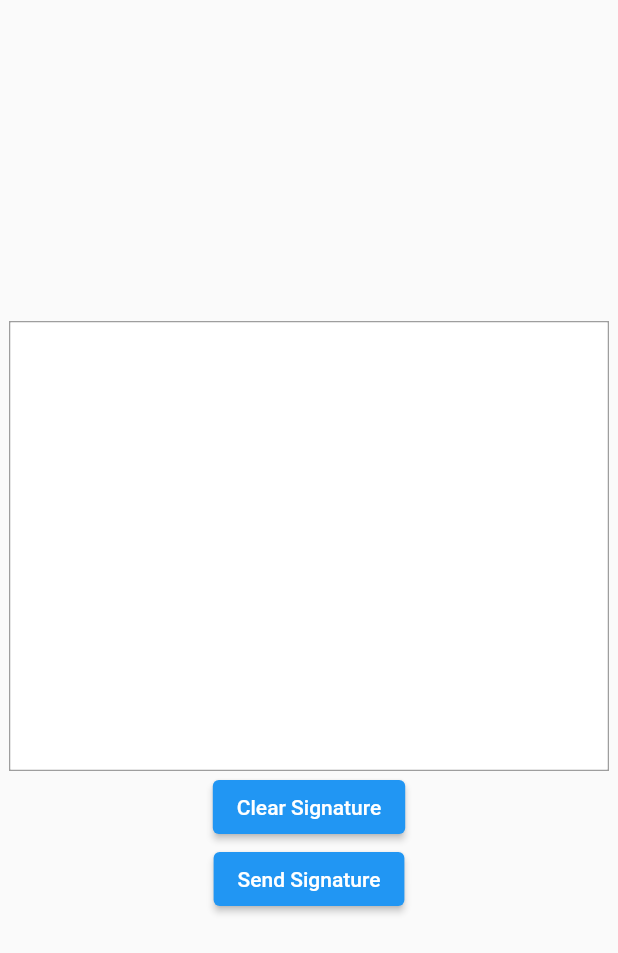
After one commit to joharputr/flutter-location-realtime, a Flutter app: the SignatureApp screen opened directly, after a tap on "Send Signature", on a phone screen of 412 x 824 dp. The commit adds this screen. Shown: the top 953 px of the screen. Run offline on Flutter 3.47's test engine with Material 2 defaults, Android fonts, the light colour scheme and no system bars; drawn by our look-alikes of signature; our stand-ins replace dio, flutter_local_notifications, fluttertoast, geolocator, permission_handler; missing offline and left inert: android_alarm_manager_plus, cron, flutter_background_service, flutter_background_service_android, workmanager.

Commit message:
add signature feature

```diff
--- a/lib/background_proccess.dart
+++ b/lib/background_proccess.dart
@@ -41,9 +41,8 @@ Future<void> initializeService() async {
       onStart: onStart,
 
       // auto start service
-      autoStart: true,
-      isForegroundMode: true,
-
+      autoStart: false,
+      isForegroundMode: false,
       notificationChannelId: 'my_foreground',
       initialNotificationTitle: 'AWESOME SERVICE',
       initialNotificationContent: 'Initializing',
--- /dev/null
+++ b/lib/signature/signature_page.dart
@@ -0,0 +1,127 @@
+import 'dart:convert';
+import 'dart:io';
+
+import 'package:background_proccess/signature/signature_result.dart';
+import 'package:dio/dio.dart';
+import 'package:flutter/material.dart';
+import 'package:fluttertoast/fluttertoast.dart';
+import 'package:path_provider/path_provider.dart';
+import 'package:signature/signature.dart';
+import 'dart:ui' as ui;
+
+
+void main() {
+  WidgetsFlutterBinding.ensureInitialized();
+  HttpOverrides.global = MyHttpOverrides();
+  runApp(const MyApp());
+}
+
+class MyApp extends StatelessWidget {
+  const MyApp({super.key});
+
+  @override
+  Widget build(BuildContext context) {
+    return const MaterialApp(
+      home: SignatureApp(),
+    );
+  }
+}
+
+class MyHttpOverrides extends HttpOverrides{
+  @override
+  HttpClient createHttpClient(SecurityContext? context){
+    return super.createHttpClient(context)
+      ..badCertificateCallback = (X509Certificate cert, String host, int port)=> true;
+  }
+}
+
+class SignatureApp extends StatefulWidget {
+  const SignatureApp({super.key});
+
+  @override
+  State<SignatureApp> createState() => _SignatureAppState();
+}
+
+class _SignatureAppState extends State<SignatureApp> {
+  final SignatureController signatureController = SignatureController(
+    exportBackgroundColor: Colors.white,
+    exportPenColor: Colors.black,
+  );
+
+  @override
+  void dispose() {
+    signatureController.dispose();
+    super.dispose();
+  }
+
+  void postImage(String filePath) async {
+    final formData = FormData.fromMap({
+      "file": await MultipartFile.fromFile(filePath),
+      "parm": '{"type":"survey","contents":{"companyCode":"EDV","date":"14","month":"6","year":"2023","contractNo":"EXP100101042306091134"}}'
+    });
+
+    final dio = Dio();
+    dio.options.headers["Authorization"] = 'Bearer eyJ0eXAiOiJKV1QiLCJhbGciOiJIUzI1NiJ9.eyJjcmQiOjE2ODc0ODc5NzA3NzQsInR5cGUiOiJUS04iLCJleHAiOjE2ODc0OTg3NzA3NzQsImp0aSI6ImlnbG9kZXYifQ.WPjOM47y_r4b92WgeIo9LQz4Fd3mlKmYSvlWUWlGC5k';
+
+    try {
+      final response = await dio.post("https://103.145.82.230:8243/q/sftp/upload", data: formData);
+      print(response.toString());
+    } catch (error) {
+      print(error.toString());
+    }
+  }
+
+  @override
+  Widget build(BuildContext context) {
+    return Scaffold(
+      body: Center(
+        child: Column(
+          mainAxisAlignment: MainAxisAlignment.center,
+          children: [
+            Container(
+              width: 400,
+              height: 300,
+              decoration: BoxDecoration(
+                  border: Border.all(color: Colors.grey)
+              ),
+              child: Signature(
+                controller: signatureController,
+                width: MediaQuery.of(context).size.width,
+                height: 300,
+                backgroundColor: Colors.white,
+              ),
+            ),
+            ElevatedButton(
+                onPressed: () {
+                  signatureController.clear();
+                },
+                child: const Text("Clear Signature")),
+            ElevatedButton(
+                onPressed: () async {
+                  final data = await signatureController.toImage(width: MediaQuery.of(context).size.width.toInt(), height: 300);
+                  final bytes = await data?.toByteData(format: ui.ImageByteFormat.png);
+                  String tempPath = (await getTemporaryDirectory()).path;
+                  File file = File('$tempPath/pic_larger.png');
+                  final fileImage = await file.writeAsBytes(
+                      bytes!.buffer.asUint8List(
+                          bytes.offsetInBytes, bytes.lengthInBytes
+                      )
+                  );
+
+                  if (context.mounted) {
+                    if (signatureController.isEmpty) {
+                      Fluttertoast.showToast(msg: "Signature is empty");
+                    } else {
+                      postImage(fileImage.path);
+                      final base64String = base64Encode(bytes.buffer.asUint8List());
+                      Navigator.push(context, MaterialPageRoute(builder: (context) => SignatureResult(bytes: bytes.buffer.asUint8List())));
+                    }
+                  }
+                },
+                child: const Text("Send Signature"))
+          ],
+        ),
+      ),
+    );
+  }
+}
--- a/pubspec.yaml
+++ b/pubspec.yaml
@@ -53,6 +53,10 @@ dev_dependencies:
   workmanager: ^0.5.1
   android_alarm_manager_plus: ^3.0.1
   cron: ^0.5.1
+  path_provider: ^2.0.15
+  dio: ^5.2.1+1
+  signature: ^5.4.0
+  fluttertoast: ^8.2.2
 
 # For information on the generic Dart part of this file, see the
 # following page: https://dart.dev/tools/pub/pubspec
```
Also changed, not shown: lib/main.dart (+39 -0 lines), lib/signature/signature_result.dart (added, +18 -0 lines), pubspec.lock, 2 other files.
